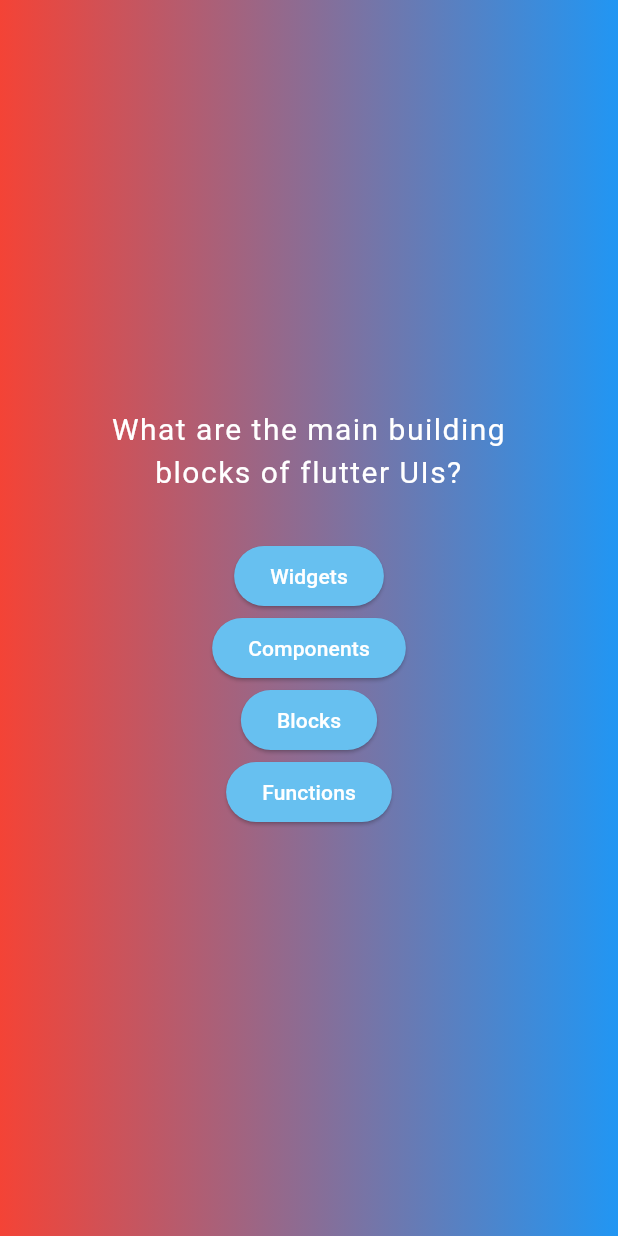
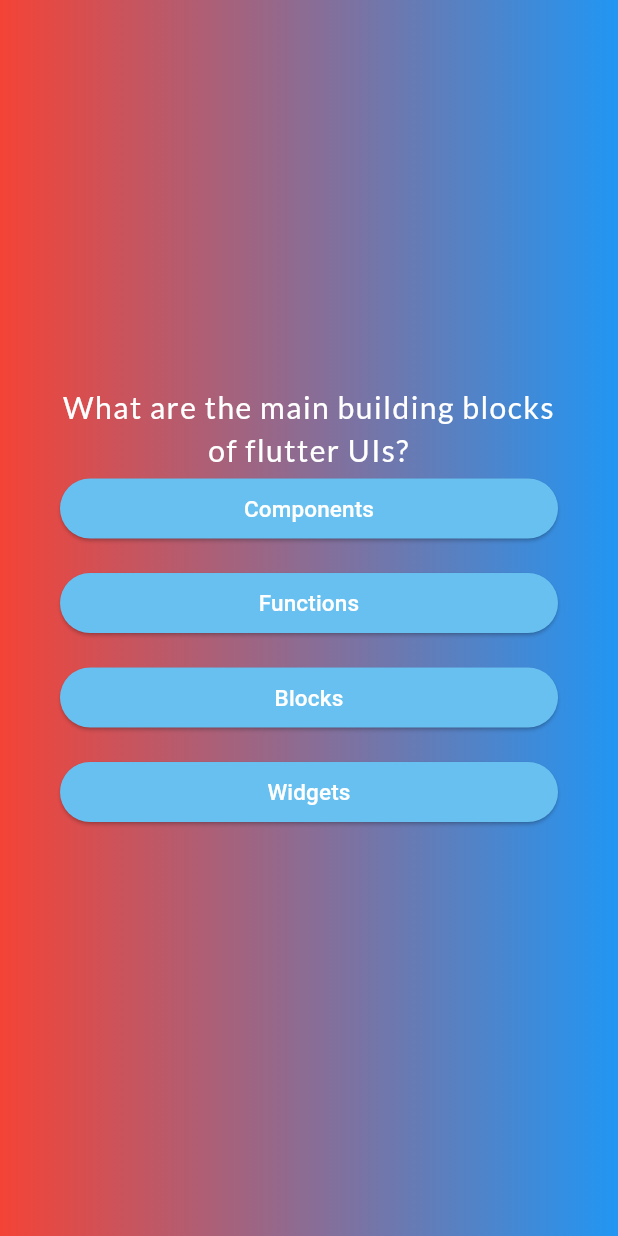
Before and after one commit to AMarNaUndartaker/QuizApp, a Flutter app: the screen it shows after launch, after a tap on "Start Quiz", on a phone screen of 412 x 824 dp. Run offline on Flutter 3.47's test engine with Material 3 defaults, Android fonts, the phone set to English and light mode, and no system bars; our stand-ins replace google_fonts.

Commit message:
update_result_screen

```diff
--- a/lib/anwer_button.dart
+++ b/lib/anwer_button.dart
@@ -1,18 +1,38 @@
 import 'package:flutter/material.dart';
 
 class AnwerButton extends StatelessWidget {
-  const AnwerButton(this.awnserOption,{super.key});
+  const AnwerButton({
+    super.key,
+    required this.answer,
+    required this.onTap,
+  });
 
-  final String awnserOption;
+  final String answer;
+  final void Function() onTap;
   @override
   Widget build(BuildContext context) {
-    return ElevatedButton(
-      onPressed: () {},
-      style: ElevatedButton.styleFrom(
-        backgroundColor: const Color.fromARGB(255, 103, 192, 240),
-        foregroundColor: Colors.white,
+    return Center(
+      child: Column(
+        children: [
+          SizedBox(
+            width: double.infinity,
+            child: ElevatedButton(
+              onPressed: onTap,
+              style: ElevatedButton.styleFrom(
+                backgroundColor: const Color.fromARGB(255, 103, 192, 240),
+                foregroundColor: Colors.white,
+              ),
+                child: Text(answer,
+                  style: const TextStyle(
+                  color: Colors.white, fontSize: 15),
+                  textAlign: TextAlign.center,),
+            ),
+          ),
+          const SizedBox(
+            height: 15,
+          ),
+        ],
       ),
-      child: Text(awnserOption),
     );
   }
 }
--- a/lib/model/quiz_model.dart
+++ b/lib/model/quiz_model.dart
@@ -4,4 +4,10 @@ class QuizModel {
   int correctAnswerIndex;
 
   QuizModel(this.question, this.answers, this.correctAnswerIndex);
+
+  List<String> getshuffledAnswers() {
+    final shuffledAnswers = List.of(answers);
+    shuffledAnswers.shuffle();
+    return shuffledAnswers;
+  }
 }
--- a/lib/question_screen.dart
+++ b/lib/question_screen.dart
@@ -1,6 +1,9 @@
 import 'package:flutter/material.dart';
+import 'package:google_fonts/google_fonts.dart';
 import 'package:myapp/anwer_button.dart';
 import 'package:myapp/data/quizz.dart';
+import 'package:myapp/result_screen.dart';
+
 
 class QuestionScreen extends StatefulWidget {
   const QuestionScreen({super.key});
@@ -12,10 +15,28 @@ class QuestionScreen extends StatefulWidget {
 }
 
 class _QuestionScreenState extends State<QuestionScreen> {
-  final currentQuestion = questions[0];
+  int currentQuestionIndex = 0;
+  final List<String> selectedAnswers = [];
+
+  void answerQuestion(String selectedAnswer) {
+    setState(() {
+      selectedAnswers.add(selectedAnswer);
+      if (currentQuestionIndex < questions.length - 1) {
+        currentQuestionIndex++;
+      } else {
+        Navigator.push(
+          context,
+          MaterialPageRoute(
+            builder: (context) => ResultScreen(selectedAnswers: selectedAnswers),
+          ),
+        );
+      }
+    });
+  }
 
   @override
   Widget build(BuildContext context) {
+    final currentQuestion = questions[currentQuestionIndex];
     return MaterialApp(
       home: Scaffold(
         body: Container(
@@ -32,14 +53,17 @@ class _QuestionScreenState extends State<QuestionScreen> {
                 children: [
                   Text(
                     currentQuestion.question,
-                    style: const TextStyle(color: Colors.white, fontSize: 20 , letterSpacing: 1),
+                    style: GoogleFonts.lato(
+                        color: Colors.white, fontSize: 20, letterSpacing: 1),
                     textAlign: TextAlign.center,
                   ),
-                  const SizedBox(height: 30),
-                  ...currentQuestion.answers.map((answer) {
-                    return AnwerButton(answer);
-                  }),
-                ],
+                  ...currentQuestion.getshuffledAnswers().map((answer) {
+                    return AnwerButton(
+                      answer: answer,
+                      onTap: () => answerQuestion(answer)
+                    );
+                  }), //map
+                ], //children
               ),
             ),
           ),
--- a/lib/start_screen.dart
+++ b/lib/start_screen.dart
@@ -13,7 +13,7 @@ class StartScreen extends StatelessWidget {
           // Opacity(
           //   opacity: 0.5, //opacity คือระดับความหนาจางของรูปภาพอันนี้ไม่ดี
           Image.asset(
-            'assets/images/quiz-logo.png',
+            '../assets/images/quiz-logo.png',
             width: 300,
             color: Colors.white.withOpacity(
                 0.6), //คือระดับความหนาจางของรูปภาพแบบนี้ดีกว่าการประกาศทั้งหมดแบบอันบน
--- a/pubspec.yaml
+++ b/pubspec.yaml
@@ -35,6 +35,8 @@ dependencies:
   # The following adds the Cupertino Icons font to your application.
   # Use with the CupertinoIcons class for iOS style icons.
   cupertino_icons: ^1.0.8
+  google_fonts: ^6.2.1
+
 
 dev_dependencies:
   flutter_test:
```
Also changed, not shown: lib/result_screen.dart (added, +73 -0 lines), pubspec.lock.
